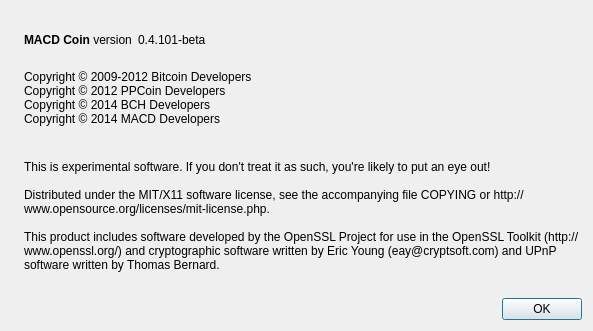
First picture: the form in src/qt/forms/aboutdialog.ui, repository KrvnoZrnce/MACDCoin, before the edit.
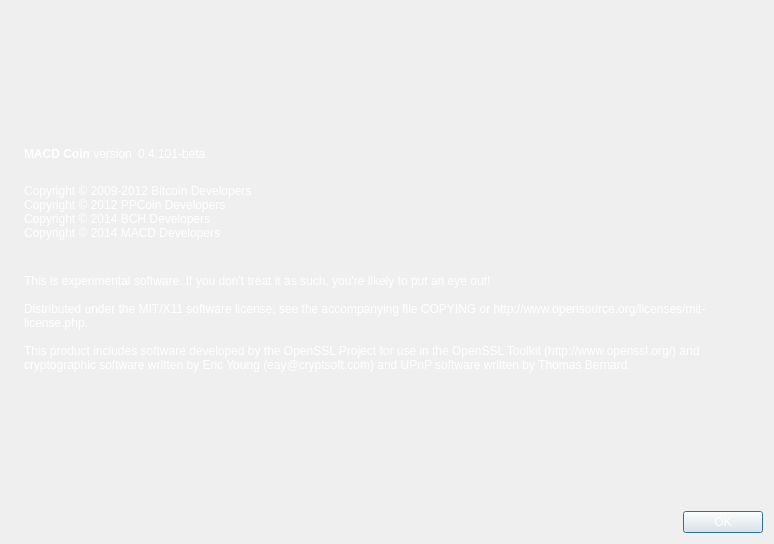
Second picture: the form after the edit. Icons and pictures are not drawn.

Patch:
```diff
--- a/src/qt/forms/aboutdialog.ui
+++ b/src/qt/forms/aboutdialog.ui
@@ -6,8 +6,8 @@
    <rect>
     <x>0</x>
     <y>0</y>
-    <width>593</width>
-    <height>331</height>
+    <width>774</width>
+    <height>544</height>
    </rect>
   </property>
   <property name="windowTitle">
@@ -49,6 +49,9 @@
          <property name="cursor">
           <cursorShape>IBeamCursor</cursorShape>
          </property>
+         <property name="styleSheet">
+          <string notr="true">color:white;</string>
+         </property>
          <property name="text">
           <string>&lt;html&gt;&lt;head/&gt;&lt;body&gt;&lt;p&gt;&lt;span style=&quot; font-weight:600;&quot;&gt;MACD Coin&lt;/span&gt; version&lt;/p&gt;&lt;/body&gt;&lt;/html&gt;</string>
          </property>
@@ -62,6 +65,9 @@
          <property name="cursor">
           <cursorShape>IBeamCursor</cursorShape>
          </property>
+         <property name="styleSheet">
+          <string notr="true">color:white;</string>
+         </property>
          <property name="text">
           <string notr="true">0.4.101-beta</string>
          </property>
@@ -90,6 +96,9 @@
        <property name="cursor">
         <cursorShape>IBeamCursor</cursorShape>
        </property>
+       <property name="styleSheet">
+        <string notr="true">color:white;</string>
+       </property>
        <property name="text">
         <string>
 Copyright © 2009-2012 Bitcoin Developers
@@ -108,6 +117,9 @@
        <property name="cursor">
         <cursorShape>IBeamCursor</cursorShape>
        </property>
+       <property name="styleSheet">
+        <string notr="true">color:white;</string>
+       </property>
        <property name="text">
         <string>
 This is experimental software. If you don't treat it as such, you're likely to put an eye out!
@@ -142,6 +154,9 @@
        <property name="autoFillBackground">
         <bool>true</bool>
        </property>
+       <property name="styleSheet">
+        <string notr="true">color:white;</string>
+       </property>
        <property name="locale">
         <locale language="English" country="UnitedStates"/>
        </property>
```
